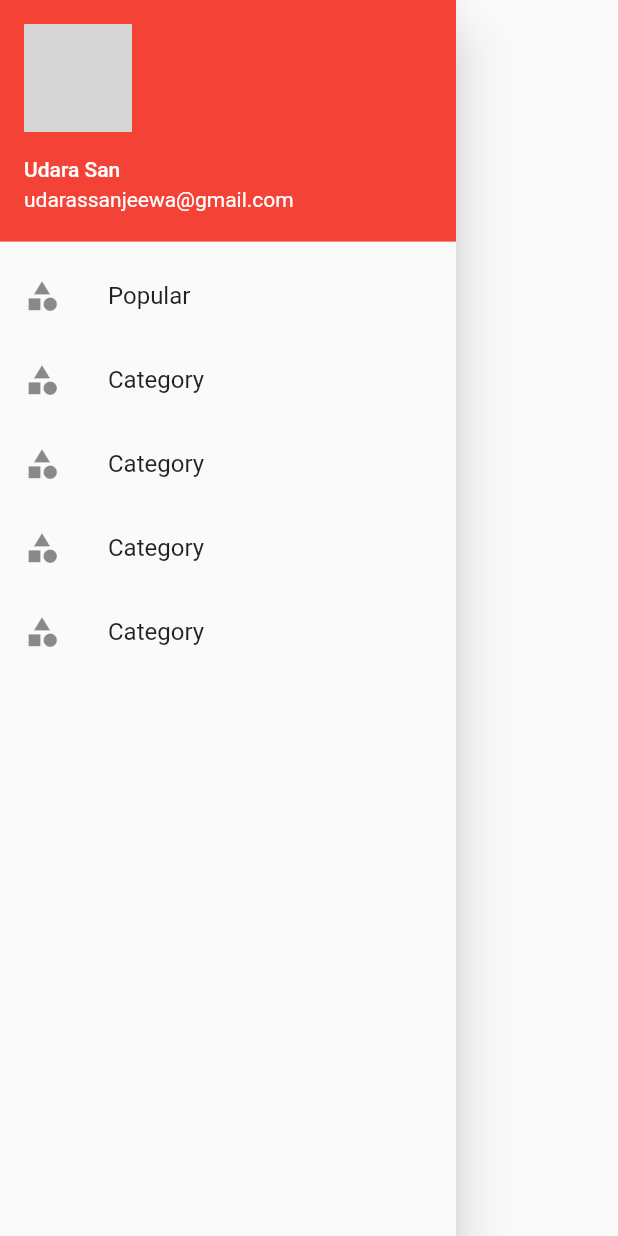
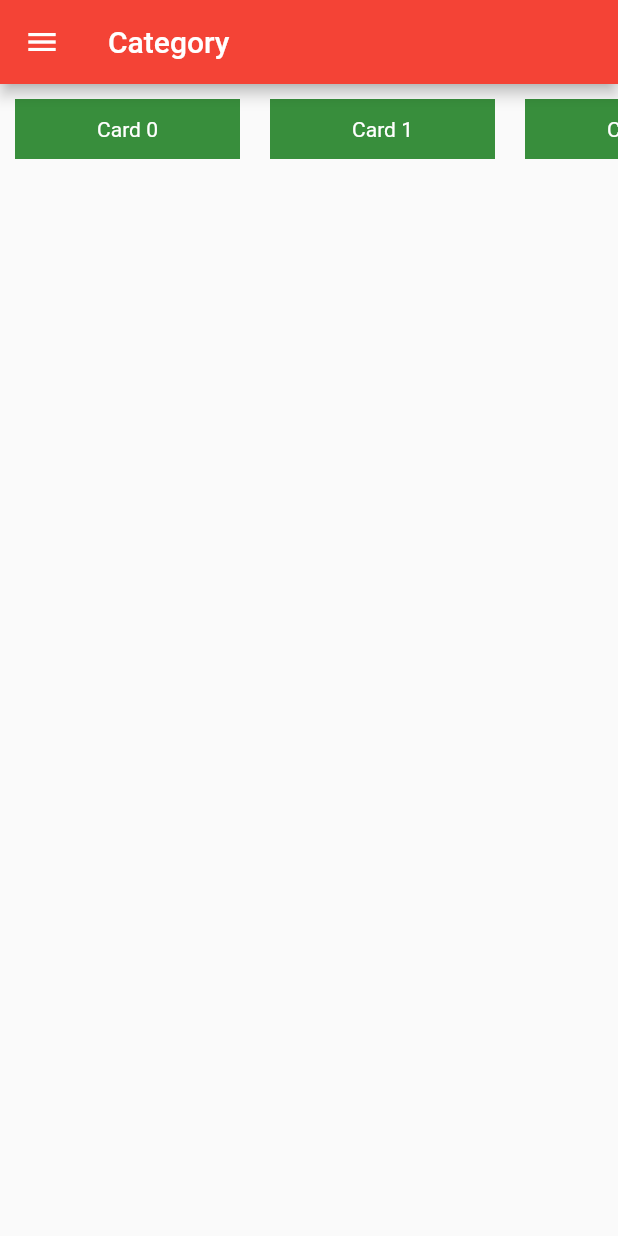
Before and after one commit to udarasan/newsapi, a Flutter app: the SideNavBar widget shown alone on an empty page, opened directly, after a tap on "Popular", on a phone screen of 412 x 824 dp. Run offline on Flutter 3.47's test engine with Material 2 defaults, Android fonts, the phone set to English and light mode, and no system bars; network calls fail; grey boxes are pictures that could not be loaded.

Commit message:
category search

```diff
--- a/lib/Screen/CategoryScreen.dart
+++ b/lib/Screen/CategoryScreen.dart
@@ -0,0 +1,46 @@
+import 'package:flutter/cupertino.dart';
+import 'package:flutter/material.dart';
+
+import '../componets/SideNavBar.dart';
+
+class CategoryScreen extends StatelessWidget {
+  const CategoryScreen({Key? key}) : super(key: key);
+
+  @override
+  Widget build(BuildContext context) {
+
+    final List<String> entries = <String>['technology', 'business', 'C'];
+    return Scaffold(
+      drawer: SideNavBar(),
+      appBar: AppBar(
+        title: const Text("Category", style: TextStyle(color: Colors.white)),
+        backgroundColor: Colors.red,
+      ),
+      body: Container(
+        child: SingleChildScrollView(
+          child: Column(mainAxisSize: MainAxisSize.min, children: [
+            SizedBox(
+              height: 60,
+              child: ListView.builder(
+                itemCount: 10,
+                scrollDirection: Axis.horizontal,
+                itemBuilder: (context, index) => Container(
+                  height: 150,
+                  width: 150,
+                  margin: EdgeInsets.all(10),
+                  child: Center(
+                    child: Text(
+                      "Card $index",
+                      style: TextStyle(color: Colors.white),
+                    ),
+                  ),
+                  color: Colors.green[700],
+                ),
+              ),
+            ),
+          ]),
+        ),
+      ),
+    );
+  }
+}
```
Also changed, not shown: lib/componets/SideNavBar.dart (+32 -5 lines).
